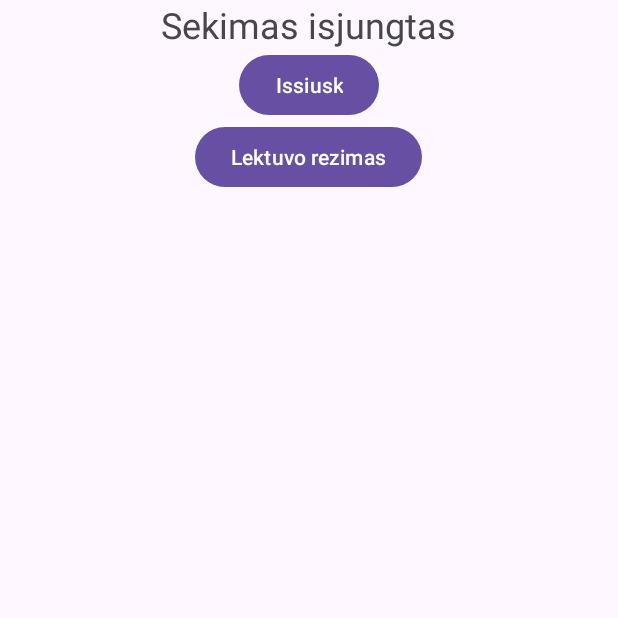
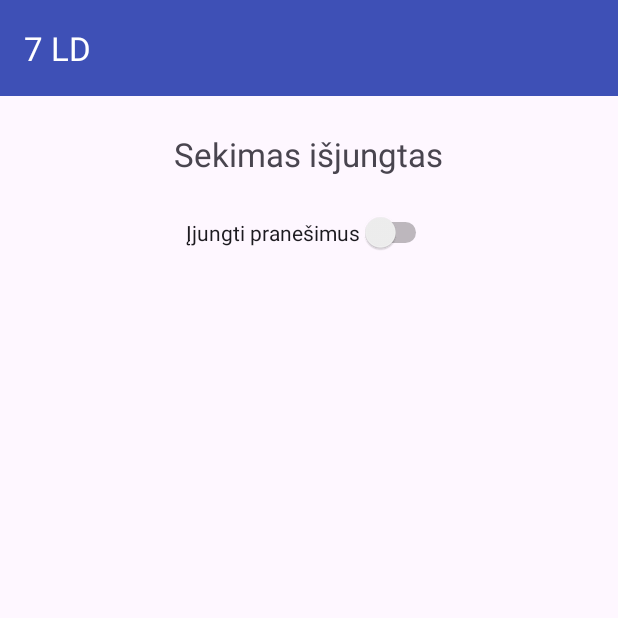
Before and after one commit to Baravik419/Ismaniuju_irenginiu_programavimas, an Android app: the screen it shows after launch (MainActivity), on a phone screen of 412 x 824 dp, the top half of it. Run offline under Robolectric (Android 15) with nearby library versions, the phone set to English and light mode, and no system bars.

Commit message:
Finished 7LD, it works!
Ugh, it is sad that I got sick then...

```diff
--- a/7LD/src/main/java/com/example/a7ld/MainActivity.java
+++ b/7LD/src/main/java/com/example/a7ld/MainActivity.java
@@ -1,75 +1,97 @@
 package com.example.a7ld;
 
+import android.Manifest;
 import android.content.Intent;
 import android.content.IntentFilter;
+import android.content.SharedPreferences;
+import android.content.pm.PackageManager;
+import android.os.Build;
 import android.os.Bundle;
-import android.provider.Settings;
-import android.view.View;
-import android.widget.Button;
+import android.widget.Switch;
 import android.widget.TextView;
 
-import androidx.activity.EdgeToEdge;
 import androidx.appcompat.app.AppCompatActivity;
-import androidx.core.graphics.Insets;
-import androidx.core.view.ViewCompat;
-import androidx.core.view.WindowInsetsCompat;
+import androidx.appcompat.widget.Toolbar;
 
 public class MainActivity extends AppCompatActivity {
 
-    TextView textView;
-    Button button1, button2;
-    Intent intent1, getIntent1;
-    IntentFilter intentFilter1, intentFilter2;
+    private TextView textView;
+    private Switch swTracking;
+    private Toolbar toolbar;
 
-    MyReceiver receiver1, receiver2;
+    private MyReceiver receiver;
+    private boolean receiverRegistered = false;
+
+    private SharedPreferences prefs;
+    private static final String PREFS = "ld7";
+    private static final String KEY_ENABLED = "enabled";
 
     @Override
     protected void onCreate(Bundle savedInstanceState) {
         super.onCreate(savedInstanceState);
-        EdgeToEdge.enable(this);
         setContentView(R.layout.activity_main);
-        ViewCompat.setOnApplyWindowInsetsListener(findViewById(R.id.main), (v, insets) -> {
-            Insets systemBars = insets.getInsets(WindowInsetsCompat.Type.systemBars());
-            v.setPadding(systemBars.left, systemBars.top, systemBars.right, systemBars.bottom);
-            return insets;
-        });
+
+        toolbar = findViewById(R.id.toolBar);
+        setSupportActionBar(toolbar);
 
         textView = findViewById(R.id.textView);
-        button1 = findViewById(R.id.button1);
-        button2 = findViewById(R.id.button2);
+        swTracking = findViewById(R.id.swTracking);
 
-        intentFilter1 = new IntentFilter("com.example.a7ld.manoIntentas");
-        intentFilter2 = new IntentFilter(Intent.ACTION_BATTERY_CHANGED);
+        prefs = getSharedPreferences(PREFS, MODE_PRIVATE);
 
-        receiver1 = new MyReceiver(MainActivity.this, textView);
-        registerReceiver(receiver1, intentFilter1, RECEIVER_EXPORTED);
+        requestNotificationPermission();
 
-        receiver2 = new MyReceiver(MainActivity.this, textView);
-        registerReceiver(receiver2, intentFilter2, RECEIVER_EXPORTED);
+        boolean enabled = prefs.getBoolean(KEY_ENABLED, false);
+        swTracking.setChecked(enabled);
+        updateText(enabled);
 
-        button1.setOnClickListener(new View.OnClickListener() {
-            @Override
-            public void onClick(View v) {
-                intent1 = new Intent();
-                intent1.setAction("com.example.a7ld.manoIntentas");
-                intent1.putExtra("pranesimas", "Intent1 pranesimas");
-                sendBroadcast(intent1);
-            }
-        });
+        if (enabled) startTracking();
 
-        button2.setOnClickListener(new View.OnClickListener() {
-            @Override
-            public void onClick(View v) {
-                Intent intent = new Intent(Settings.ACTION_BATTERY_SAVER_SETTINGS);
+        swTracking.setOnCheckedChangeListener((buttonView, isChecked) -> {
+            prefs.edit().putBoolean(KEY_ENABLED, isChecked).apply();
+            updateText(isChecked);
 
-                if(intent.resolveActivity(getPackageManager()) != null) {
-                    startActivity(intent);
-                } else {
-                    startActivity(new Intent(Settings.ACTION_SETTINGS));
-                }
-            }
+            if (isChecked) startTracking();
+            else stopTracking();
         });
     }
 
+    private void startTracking() {
+        if (receiver == null) {
+            receiver = new MyReceiver();
+        }
+        if (!receiverRegistered) {
+            registerReceiver(receiver, new IntentFilter(Intent.ACTION_BATTERY_CHANGED));
+            receiverRegistered = true;
+        }
+    }
 
+    private void stopTracking() {
+        if (receiverRegistered) {
+            unregisterReceiver(receiver);
+            receiverRegistered = false;
+        }
+    }
+
+    private void updateText(boolean enabled) {
+        textView.setText(enabled ? "Sekimas įjungtas" : "Sekimas išjungtas");
+    }
+
+    private void requestNotificationPermission() {
+        if (Build.VERSION.SDK_INT >= Build.VERSION_CODES.TIRAMISU) {
+            if (checkSelfPermission(Manifest.permission.POST_NOTIFICATIONS)
+                    != PackageManager.PERMISSION_GRANTED) {
+                requestPermissions(
+                        new String[]{Manifest.permission.POST_NOTIFICATIONS},
+                        100
+                );
+            }
+        }
+    }
+
+    @Override
+    protected void onDestroy() {
+        super.onDestroy();
+        stopTracking();
+    }
 }
--- a/7LD/src/main/res/layout/activity_main.xml
+++ b/7LD/src/main/res/layout/activity_main.xml
@@ -5,29 +5,41 @@
     android:id="@+id/main"
     android:layout_width="match_parent"
     android:layout_height="match_parent"
-    android:gravity="center_horizontal"
     android:orientation="vertical"
     tools:context=".MainActivity">
 
-    <TextView
-        android:id="@+id/textView"
-        android:layout_width="wrap_content"
+    <!-- TOOLBAR -->
+    <androidx.appcompat.widget.Toolbar
+        android:id="@+id/toolBar"
+        android:layout_width="match_parent"
         android:layout_height="wrap_content"
-        android:text="Sekimas isjungtas"
-        android:textSize="24sp"/>
+        android:background="#3E50B6"
+        app:title="7 LD"
+        app:titleTextColor="@android:color/white"/>
 
-    <Button
-        android:id="@+id/button1"
-        android:layout_width="wrap_content"
-        android:layout_height="wrap_content"
-        android:text="Issiusk"
-        />
+    <!-- TURINYS -->
+    <LinearLayout
+        android:layout_width="match_parent"
+        android:layout_height="match_parent"
+        android:orientation="vertical"
+        android:gravity="center_horizontal"
+        android:padding="24dp">
 
-    <Button
-        android:id="@+id/button2"
-        android:layout_width="wrap_content"
-        android:layout_height="wrap_content"
-        android:text="Lektuvo rezimas"
-        />
+        <TextView
+            android:id="@+id/textView"
+            android:layout_width="wrap_content"
+            android:layout_height="wrap_content"
+            android:text="Sekimas išjungtas"
+            android:textSize="22sp"
+            android:layout_marginBottom="24dp"/>
+
+        <Switch
+            android:id="@+id/swTracking"
+            android:layout_width="wrap_content"
+            android:layout_height="wrap_content"
+            android:text="Įjungti pranešimus"
+            android:layout_marginBottom="32dp"/>
+
+    </LinearLayout>
 
 </LinearLayout>
```
Also changed, not shown: 7LD/src/main/java/com/example/a7ld/MyReceiver.java (+67 -40 lines).
